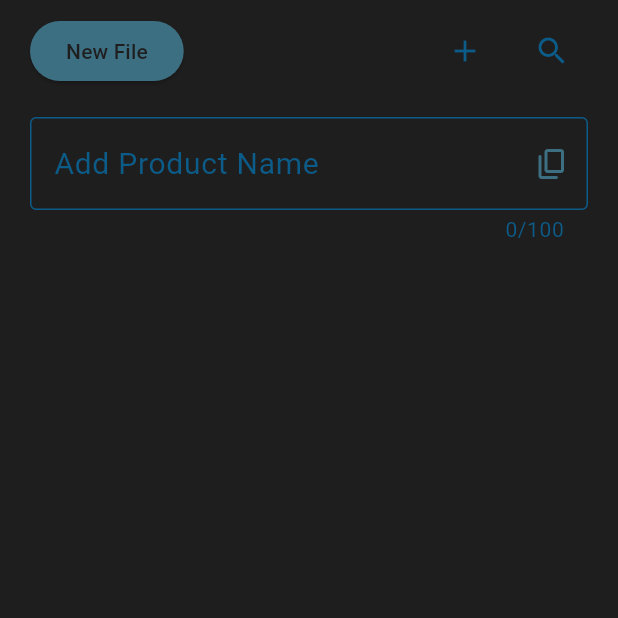
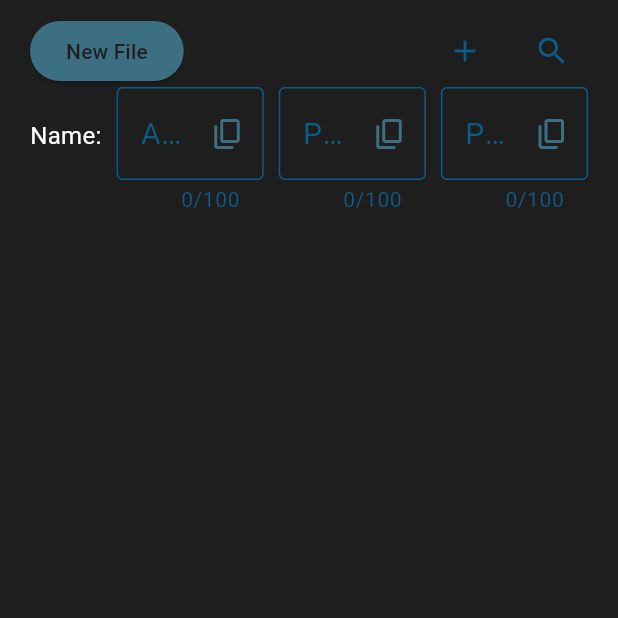
Before and after one commit to Seyfab/meta_tube, a Flutter app: the screen it shows after launch, on a phone screen of 412 x 824 dp, the top half of it. Run offline on Flutter 3.47's test engine with Material 3 defaults, Android fonts, the phone set to English and light mode, and no system bars.

Commit message:
adding multiple text field

```diff
--- a/lib/screens/home_screen.dart
+++ b/lib/screens/home_screen.dart
@@ -11,6 +11,8 @@ class HomeScreen extends StatefulWidget {
 
 class _HomeScreenState extends State<HomeScreen> {
   final TextEditingController titleController = TextEditingController();
+  final TextEditingController priceController = TextEditingController();
+  final TextEditingController typecontroller = TextEditingController();
   @override
   Widget build(BuildContext context) {
     return Scaffold(
@@ -32,8 +34,35 @@ class _HomeScreenState extends State<HomeScreen> {
                 )
               ],
             ),
-            const SizedBox(height: 20),
-            CustomTextfield(maxLength: 100, maxLines: 1, hintText: 'Add Product Name', controller: titleController)
+            Row(
+              crossAxisAlignment: CrossAxisAlignment.baseline,
+              textBaseline: TextBaseline.alphabetic,
+              children: [
+                Text(
+                  "Name:",
+                  style: TextStyle(
+                    color: AppTheme.light,
+                    fontSize: 16,
+                  ),
+                ),
+                SizedBox(width: 10),
+                Expanded(
+                  child: CustomTextfield(maxLength: 100, maxLines: 1, hintText: 'Add Product', controller: titleController),
+                ),
+
+                SizedBox(width: 10),
+
+                Expanded(
+                  child: CustomTextfield(maxLength: 100, maxLines: 1, hintText: 'Product Price', controller: priceController)
+                ),
+
+                SizedBox(width: 10),
+
+                Expanded(
+                  child: CustomTextfield(maxLength: 100, maxLines: 1, hintText: 'Product Price', controller: typecontroller)
+                ),
+              ],
+            ),
           ],
         ),
       )
--- a/lib/widgets/custom_textfield.dart
+++ b/lib/widgets/custom_textfield.dart
@@ -1,6 +1,7 @@
 import 'package:flutter/material.dart';
 import 'package:flutter/services.dart';
 import 'package:meta_tube/utils/app_styles.dart';
+import 'package:meta_tube/utils/snackbar_utils.dart';
 
 class CustomTextfield extends StatefulWidget {
   final int maxLength;
@@ -24,6 +25,7 @@ class _CustomTextfieldState extends State<CustomTextfield> {
 
   void copyToClipboard (context, String text){
     Clipboard.setData(ClipboardData(text: text));
+    SnackbarUtils.showSnackbar(context, Icons.content_copy, 'Copied text');
   }
 
   @override
```
Also changed, not shown: lib/utils/snackbar_utils.dart (added, +24 -0 lines).
